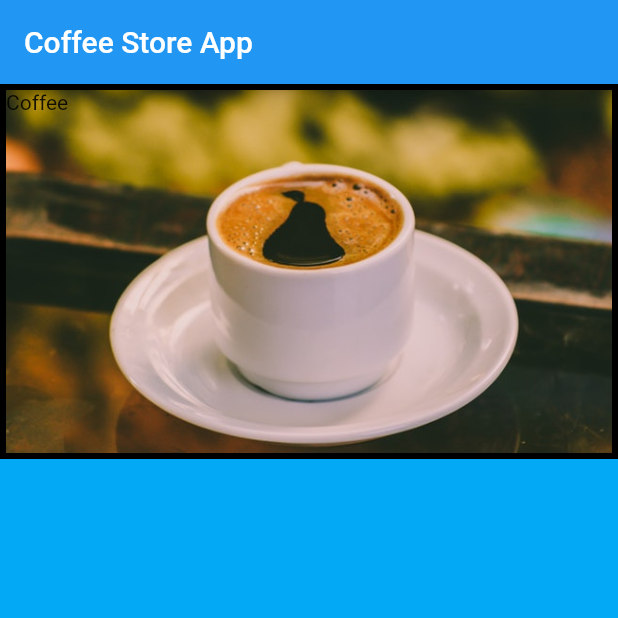
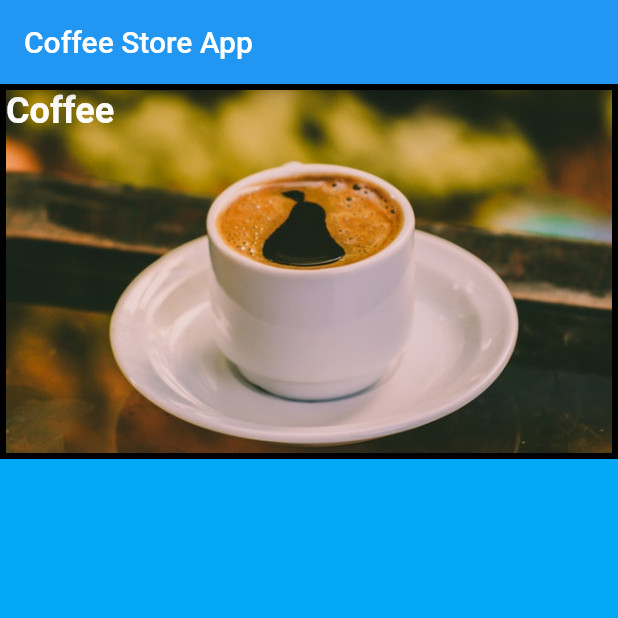
Before and after one commit to ashenmalaka/Flutter_Coffee_Store_App, a Flutter app: the screen it shows after launch, on a phone screen of 412 x 824 dp, the top half of it. Run offline on Flutter 3.47's test engine with Material 2 defaults, Android fonts, the phone set to English and light mode, and no system bars.

Commit message:
Added text style to the drink text

```diff
--- a/coffee_store_app/lib/widget/DrinksCard.dart
+++ b/coffee_store_app/lib/widget/DrinksCard.dart
@@ -58,7 +58,12 @@ class DrinksCard extends StatelessWidget {
               fit: BoxFit.cover,
             ),
             Text(
-              drinkType.title
+              drinkType.title,
+              style: TextStyle(
+                color: Colors.white,
+                fontWeight: FontWeight.bold,
+                fontSize: 24.0,
+              ),
             )
           ],
         ),
```
